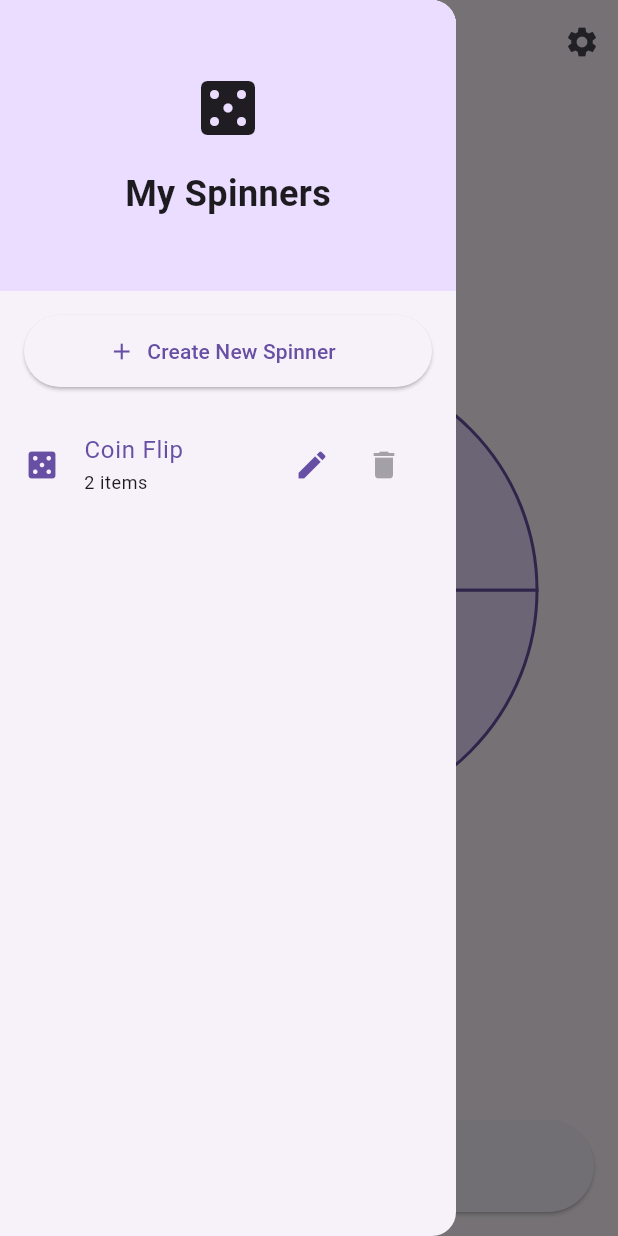
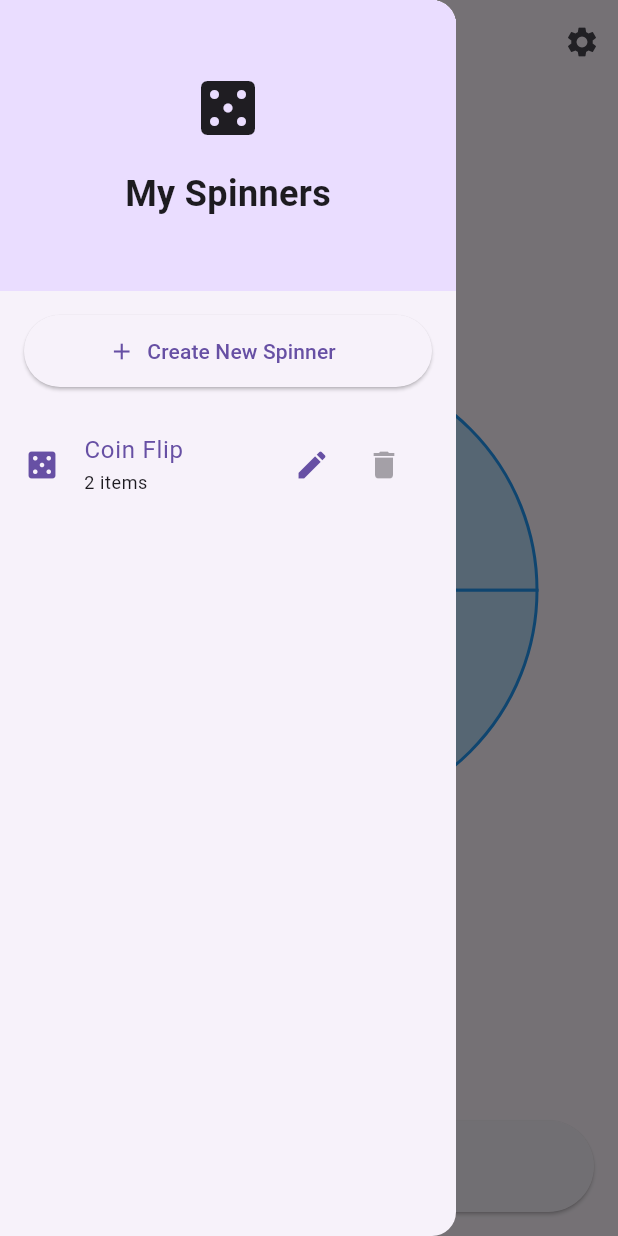
Before and after one commit to HennyBicks01/Spin, a Flutter app: the screen it shows after launch, after a tap on the "menu" icon, on a phone screen of 412 x 824 dp. Run offline on Flutter 3.47's test engine with Material 3 defaults, Android fonts, the phone set to English and light mode, and no system bars; drawn by our look-alikes of flutter_fortune_wheel; our stand-ins replace shared_preferences.

Commit message:
added basic styling

```diff
--- a/spin/lib/main.dart
+++ b/spin/lib/main.dart
@@ -6,6 +6,7 @@ import 'package:flutter_fortune_wheel/flutter_fortune_wheel.dart';
 import 'package:uuid/uuid.dart';
 import 'models/spinner_item.dart';
 import 'models/spinner.dart';
+import 'models/spinner_style.dart';
 
 void main() {
   WidgetsFlutterBinding.ensureInitialized();
@@ -43,6 +44,49 @@ class _SpinnerScreenState extends State<SpinnerScreen> {
   late final StreamController<int> _selected;
   final _uuid = const Uuid();
 
+  List<SpinnerStyle> predefinedStyles = [
+    SpinnerStyle(
+      id: 'default',
+      name: 'Default',
+      backgroundColor: Colors.blue.shade100,
+      borderColor: Colors.blue,
+      borderWidth: 2,
+      textColor: Colors.black,
+      fontSize: 16,
+      fontWeight: FontWeight.bold,
+    ),
+    SpinnerStyle(
+      id: 'dark',
+      name: 'Dark Mode',
+      backgroundColor: Colors.grey.shade800,
+      borderColor: Colors.white,
+      borderWidth: 2,
+      textColor: Colors.white,
+      fontSize: 16,
+      fontWeight: FontWeight.bold,
+    ),
+    SpinnerStyle(
+      id: 'neon',
+      name: 'Neon',
+      backgroundColor: Colors.black,
+      borderColor: Colors.greenAccent,
+      borderWidth: 3,
+      textColor: Colors.greenAccent,
+      fontSize: 18,
+      fontWeight: FontWeight.w900,
+    ),
+    SpinnerStyle(
+      id: 'pastel',
+      name: 'Pastel',
+      backgroundColor: Colors.pink.shade50,
+      borderColor: Colors.pink.shade200,
+      borderWidth: 2,
+      textColor: Colors.pink.shade900,
+      fontSize: 16,
+      fontWeight: FontWeight.w500,
+    ),
+  ];
+
   @override
   void initState() {
     super.initState();
@@ -55,8 +99,10 @@ class _SpinnerScreenState extends State<SpinnerScreen> {
       isLoading = true;
     });
 
+    try {
       final prefs = await SharedPreferences.getInstance();
       final spinnersJson = prefs.getStringList('spinners');
+
       if (spinnersJson == null || spinnersJson.isEmpty) {
         // Create default coin flip spinner
         final defaultSpinner = Spinner(
@@ -74,15 +120,62 @@ class _SpinnerScreenState extends State<SpinnerScreen> {
               description: 'The coin landed on tails!',
             ),
           ],
+          style: predefinedStyles[0], // Use default style
         );
         spinners = [defaultSpinner];
         currentSpinner = defaultSpinner;
         _saveSpinners();
       } else {
-      spinners = spinnersJson
-          .map((spinner) => Spinner.fromJson(json.decode(spinner)))
-          .toList();
+        spinners = spinnersJson.map((spinnerStr) {
+          try {
+            return Spinner.fromJson(json.decode(spinnerStr) as Map<String, dynamic>);
+          } catch (e) {
+            print('Error loading spinner: $e');
+            // Return a default spinner if loading fails
+            return Spinner(
+              id: _uuid.v4(),
+              name: 'New Spinner',
+              items: [
+                SpinnerItem(
+                  id: _uuid.v4(),
+                  title: 'Item 1',
+                  description: 'First item',
+                ),
+                SpinnerItem(
+                  id: _uuid.v4(),
+                  title: 'Item 2',
+                  description: 'Second item',
+                ),
+              ],
+              style: predefinedStyles[0],
+            );
+          }
+        }).toList();
+
         currentSpinner = spinners.first;
+      }
+    } catch (e) {
+      print('Error loading spinners: $e');
+      // Create a default spinner if loading fails completely
+      final defaultSpinner = Spinner(
+        id: _uuid.v4(),
+        name: 'Default Spinner',
+        items: [
+          SpinnerItem(
+            id: _uuid.v4(),
+            title: 'Item 1',
+            description: 'First item',
+          ),
+          SpinnerItem(
+            id: _uuid.v4(),
+            title: 'Item 2',
+            description: 'Second item',
+          ),
+        ],
+        style: predefinedStyles[0],
+      );
+      spinners = [defaultSpinner];
+      currentSpinner = defaultSpinner;
     }
 
     setState(() {
@@ -122,6 +215,7 @@ class _SpinnerScreenState extends State<SpinnerScreen> {
                   id: _uuid.v4(),
                   name: nameController.text,
                   items: [],
+                  style: predefinedStyles[0], // Use default style
                 );
                 setState(() {
                   spinners.add(newSpinner);
@@ -184,6 +278,7 @@ class _SpinnerScreenState extends State<SpinnerScreen> {
                     id: spinner.id,
                     name: nameController.text,
                     items: spinner.items,
+                    style: spinner.style,
                   );
                   if (currentSpinner!.id == spinner.id) {
                     currentSpinner = spinners[index];
@@ -336,6 +431,158 @@ class _SpinnerScreenState extends State<SpinnerScreen> {
     );
   }
 
+  Widget _buildRightDrawer() {
+    return Drawer(
+      child: Column(
+        children: [
+          DrawerHeader(
+            decoration: BoxDecoration(
+              color: Theme.of(context).colorScheme.primaryContainer,
+            ),
+            child: Center(
+              child: Column(
+                mainAxisAlignment: MainAxisAlignment.center,
+                children: [
+                  const Icon(Icons.settings, size: 48),
+                  const SizedBox(height: 16),
+                  Text(
+                    'Edit ${currentSpinner!.name}',
+                    style: const TextStyle(
+                      fontSize: 24,
+                      fontWeight: FontWeight.bold,
+                    ),
+                  ),
+                ],
+              ),
+            ),
+          ),
+          Expanded(
+            child: DefaultTabController(
+              length: 2,
+              child: Column(
+                children: [
+                  const TabBar(
+                    tabs: [
+                      Tab(text: 'Items'),
+                      Tab(text: 'Style'),
+                    ],
+                  ),
+                  Expanded(
+                    child: TabBarView(
+                      children: [
+                        _buildItemsList(),
+                        _buildStylesList(),
+                      ],
+                    ),
+                  ),
+                ],
+              ),
+            ),
+          ),
+        ],
+      ),
+    );
+  }
+
+  Widget _buildItemsList() {
+    return Column(
+      children: [
+        Padding(
+          padding: const EdgeInsets.all(16.0),
+          child: ElevatedButton.icon(
+            onPressed: _showAddItemDialog,
+            icon: const Icon(Icons.add),
+            label: const Text('Add Item'),
+          ),
+        ),
+        Expanded(
+          child: ListView.builder(
+            itemCount: currentSpinner!.items.length,
+            itemBuilder: (context, index) {
+              final item = currentSpinner!.items[index];
+              return ListTile(
+                title: Text(item.title),
+                subtitle: Text(
+                  item.description,
+                  maxLines: 2,
+                  overflow: TextOverflow.ellipsis,
+                ),
+                trailing: Row(
+                  mainAxisSize: MainAxisSize.min,
+                  children: [
+                    IconButton(
+                      icon: const Icon(Icons.edit),
+                      onPressed: () => _editItem(item),
+                    ),
+                    IconButton(
+                      icon: const Icon(Icons.delete),
+                      onPressed: currentSpinner!.items.length <= 2
+                          ? null
+                          : () => _deleteItem(item.id),
+                      color: currentSpinner!.items.length <= 2 ? Colors.grey : Colors.red,
+                    ),
+                  ],
+                ),
+              );
+            },
+          ),
+        ),
+      ],
+    );
+  }
+
+  Widget _buildStylesList() {
+    return ListView.builder(
+      itemCount: predefinedStyles.length,
+      itemBuilder: (context, index) {
+        final style = predefinedStyles[index];
+        return ListTile(
+          leading: Container(
+            width: 40,
+            height: 40,
+            decoration: BoxDecoration(
+              color: style.backgroundColor,
+              border: Border.all(
+                color: style.borderColor,
+                width: style.borderWidth,
+              ),
+              borderRadius: BorderRadius.circular(20),
+            ),
+            child: Center(
+              child: Text(
+                'Ab',
+                style: TextStyle(
+                  color: style.textColor,
+                  fontSize: style.fontSize,
+                  fontWeight: style.fontWeight,
+                ),
+              ),
+            ),
+          ),
+          title: Text(style.name),
+          trailing: Radio<String>(
+            value: style.id,
+            groupValue: currentSpinner!.style.id,
+            onChanged: (value) {
+              setState(() {
+                final index = spinners.indexWhere((s) => s.id == currentSpinner!.id);
+                final updatedSpinner = Spinner(
+                  id: currentSpinner!.id,
+                  name: currentSpinner!.name,
+                  items: currentSpinner!.items,
+                  style: style,
+                );
+                spinners[index] = updatedSpinner;
+                currentSpinner = updatedSpinner;
+                _saveSpinners();
+              });
+            },
+          ),
+        );
+      },
+    );
+  }
+
   @override
   Widget build(BuildContext context) {
     if (isLoading || currentSpinner == null) {
@@ -443,74 +690,7 @@ class _SpinnerScreenState extends State<SpinnerScreen> {
           ],
         ),
       ),
-      endDrawer: Drawer(
-        child: Column(
-          children: [
-            Container(
-              padding: const EdgeInsets.symmetric(vertical: 48),
-              color: Theme.of(context).colorScheme.primaryContainer,
-              width: double.infinity,
-              child: Column(
-                mainAxisAlignment: MainAxisAlignment.center,
-                children: [
-                  const Icon(Icons.settings, size: 48),
-                  const SizedBox(height: 16),
-                  Text(
-                    'Edit ${currentSpinner!.name}',
-                    style: const TextStyle(
-                      fontSize: 24,
-                      fontWeight: FontWeight.bold,
-                    ),
-                  ),
-                ],
-              ),
-            ),
-            Padding(
-              padding: const EdgeInsets.all(16.0),
-              child: ElevatedButton.icon(
-                onPressed: _showAddItemDialog,
-                icon: const Icon(Icons.add),
-                label: const Text('Add New Item'),
-                style: ElevatedButton.styleFrom(
-                  minimumSize: const Size.fromHeight(48),
-                ),
-              ),
-            ),
-            Expanded(
-              child: ListView.builder(
-                itemCount: currentSpinner!.items.length,
-                itemBuilder: (context, index) {
-                  final item = currentSpinner!.items[index];
-                  return ListTile(
-                    title: Text(item.title),
-                    subtitle: Text(
-                      item.description,
-                      maxLines: 1,
-                      overflow: TextOverflow.ellipsis,
-                    ),
-                    trailing: Row(
-                      mainAxisSize: MainAxisSize.min,
-                      children: [
-                        IconButton(
-                          icon: const Icon(Icons.edit),
-                          onPressed: () => _editItem(item),
-                        ),
-                        IconButton(
-                          icon: const Icon(Icons.delete),
-                          onPressed: currentSpinner!.items.length <= 2
-                              ? null
-                              : () => _deleteItem(item.id),
-                          color: currentSpinner!.items.length <= 2 ? Colors.grey : Colors.red,
-                        ),
-                      ],
-                    ),
-                  );
-                },
-              ),
-            ),
-          ],
-        ),
-      ),
+      endDrawer: _buildRightDrawer(),
       body: SafeArea(
         child: Column(
           children: [
@@ -552,21 +732,23 @@ class _SpinnerScreenState extends State<SpinnerScreen> {
                         items: currentSpinner!.items
                             .map((item) => FortuneItem(
                                   style: FortuneItemStyle(
-                                    color: Theme.of(context).colorScheme.primaryContainer,
-                                    borderColor: Theme.of(context).colorScheme.primary,
-                                    borderWidth: 2,
-                                    textStyle: const TextStyle(
-                                      fontSize: 16,
-                                      fontWeight: FontWeight.bold,
+                                    color: currentSpinner!.style.backgroundColor,
+                                    borderColor: currentSpinner!.style.borderColor,
+                                    borderWidth: currentSpinner!.style.borderWidth,
+                                    textStyle: TextStyle(
+                                      fontSize: currentSpinner!.style.fontSize,
+                                      fontWeight: currentSpinner!.style.fontWeight,
+                                      color: currentSpinner!.style.textColor,
                                     ),
                                   ),
                                   child: Padding(
                                     padding: const EdgeInsets.all(8.0),
                                     child: Text(
                                       item.title,
-                                      style: const TextStyle(
-                                        fontSize: 16,
-                                        fontWeight: FontWeight.bold,
+                                      style: TextStyle(
+                                        fontSize: currentSpinner!.style.fontSize,
+                                        fontWeight: currentSpinner!.style.fontWeight,
+                                        color: currentSpinner!.style.textColor,
                                       ),
                                       textAlign: TextAlign.center,
                                     ),
--- /dev/null
+++ b/spin/lib/models/spinner_style.dart
@@ -0,0 +1,49 @@
+import 'dart:ui';
+
+class SpinnerStyle {
+  final String id;
+  final String name;
+  final Color backgroundColor;
+  final Color borderColor;
+  final double borderWidth;
+  final Color textColor;
+  final double fontSize;
+  final FontWeight fontWeight;
+
+  const SpinnerStyle({
+    required this.id,
+    required this.name,
+    required this.backgroundColor,
+    required this.borderColor,
+    required this.borderWidth,
+    required this.textColor,
+    required this.fontSize,
+    required this.fontWeight,
+  });
+
+  Map<String, dynamic> toJson() {
+    return {
+      'id': id,
+      'name': name,
+      'backgroundColor': backgroundColor.value,
+      'borderColor': borderColor.value,
+      'borderWidth': borderWidth,
+      'textColor': textColor.value,
+      'fontSize': fontSize,
+      'fontWeight': fontWeight.index,
+    };
+  }
+
+  factory SpinnerStyle.fromJson(Map<String, dynamic> json) {
+    return SpinnerStyle(
+      id: json['id'] as String,
+      name: json['name'] as String,
+      backgroundColor: Color(json['backgroundColor'] as int),
+      borderColor: Color(json['borderColor'] as int),
+      borderWidth: json['borderWidth'] as double,
+      textColor: Color(json['textColor'] as int),
+      fontSize: json['fontSize'] as double,
+      fontWeight: FontWeight.values[json['fontWeight'] as int],
+    );
+  }
+}
```
Also changed, not shown: spin/lib/models/spinner.dart (+20 -0 lines). Lines whose indentation alone changed are shown as unchanged.
